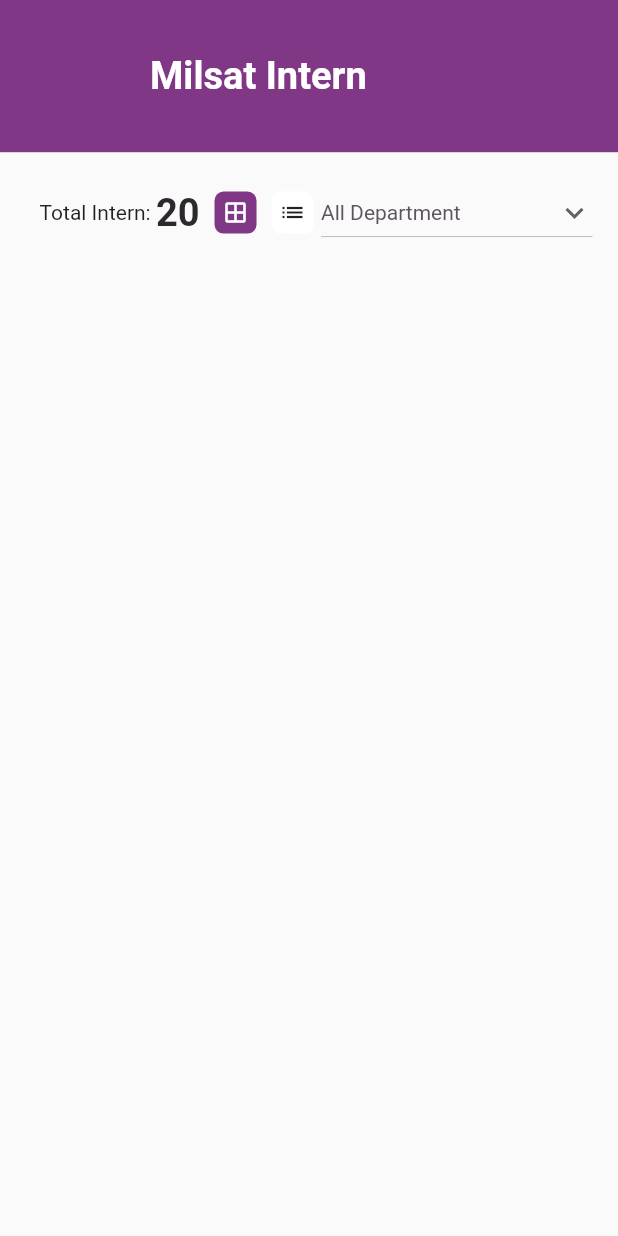
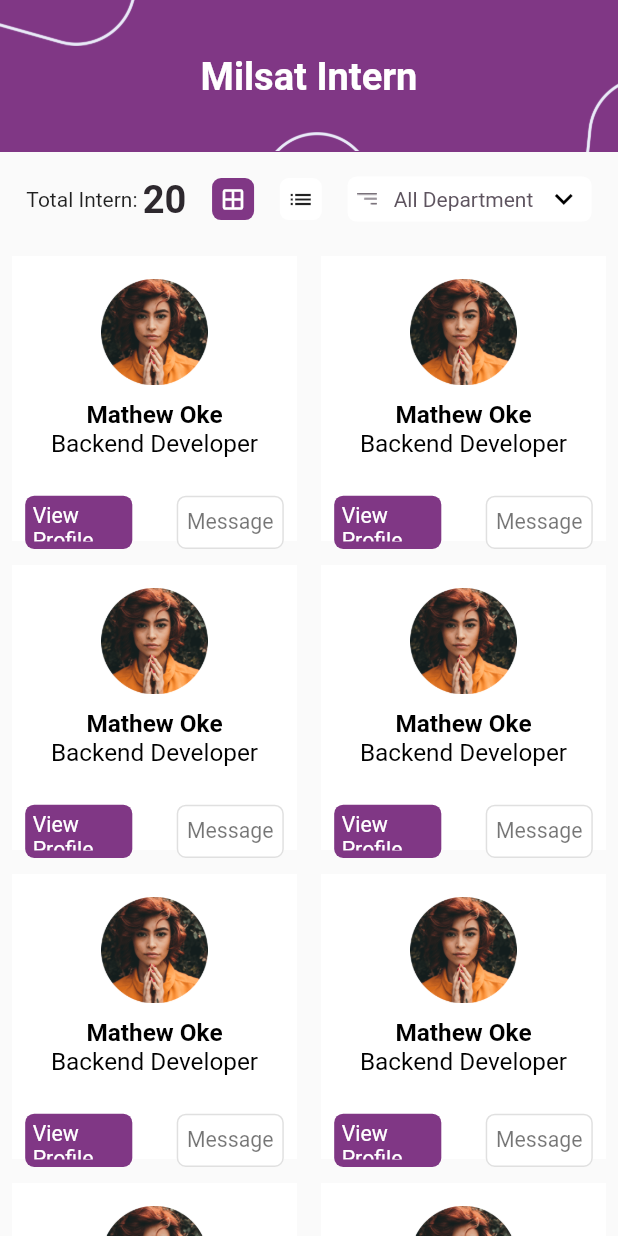
Before and after one commit to chris-netizen/milsat_intern_management_app, a Flutter app: the Interns screen opened directly, on a phone screen of 412 x 824 dp. Run offline on Flutter 3.47's test engine with Material 2 defaults, Android fonts, the phone set to English and light mode, and no system bars; our stand-ins replace faker, flutter_screenutil, fluttericon, gap, jiffy; Roboto replaces fonts that are missing (RaleWay, Raleway).

Commit message:
new_update

```diff
--- a/lib/extras/dropdownmenu.dart
+++ b/lib/extras/dropdownmenu.dart
@@ -1,5 +1,5 @@
 import 'package:flutter/material.dart';
-import 'package:milsat_management_app/screens/Interns/interns.dart';
+import 'package:milsat_management_app/files.dart';
 
 class DropdownButtonExample extends StatefulWidget {
   const DropdownButtonExample({super.key});
@@ -13,13 +13,34 @@ class _DropdownButtonExampleState extends State<DropdownButtonExample> {
 
   @override
   Widget build(BuildContext context) {
-    return DropdownButton<String>(
+    return Container(
+      height: 30,
+      padding: EdgeInsets.symmetric(
+        horizontal: 6.w,
+      ),
+      decoration: BoxDecoration(
+        color: AppTheme.mainAppTheme,
+        borderRadius: BorderRadius.circular(6),
+      ),
+      child: Row(
+        children: [
+          Image.asset(
+            'assets/menu_image.png',
+            width: 12.w,
+          ),
+          Gap(10.w),
+          DropdownButtonHideUnderline(
+            child: DropdownButton<String>(
               value: dropdownValue,
-      icon: const Icon(Icons.keyboard_arrow_down),
+              icon: const Icon(
+                Icons.keyboard_arrow_down,
+                color: Color(0xFF000000),
+              ),
               style: const TextStyle(
                 color: Color(0xFF5E545F),
               ),
-      elevation: 10,
+              elevation: 16,
+              borderRadius: BorderRadius.circular(5),
               onChanged: (String? value) {
                 // This is called when the user selects an item.
                 setState(() {
@@ -32,6 +53,10 @@ class _DropdownButtonExampleState extends State<DropdownButtonExample> {
                   child: Text(value),
                 );
               }).toList(),
+            ),
+          ),
+        ],
+      ),
     );
   }
 }
--- a/lib/extras/milsat_intern.dart
+++ b/lib/extras/milsat_intern.dart
@@ -12,11 +12,38 @@ class MilsatIntern extends StatelessWidget {
         Container(
           color: AppTheme.deepPurpleColor,
           height: 100.h,
+          child: Center(
+            child: Text(
+              'Milsat Intern',
+              style: internBoldTextStyle,
+            ),
+          ),
         ),
         Positioned(
-          left: 100,
-          top: 35,
-          child: Text('Milsat Intern', style: internBoldTextStyle),
+          child: Image.asset(
+            'assets/interndesign1.png',
+            // color: const Color(0xFFE9EBF8),
+            height: 30.h,
+          ),
+        ),
+        Positioned(
+          left: 110.w,
+          top: 78.h,
+          child: Image.asset(
+            'assets/inernmiddle.png',
+            // color: const Color(0xFFE9EBF8),
+            height: 30.h,
+            width: 150.w,
+          ),
+        ),
+        Positioned(
+          left: 350.w,
+          top: 50.h,
+          child: Image.asset(
+            'assets/internlast.png',
+            // color: const Color(0xFFE9EBF8),
+            height: 50.h,
+          ),
         ),
       ],
     );
--- /dev/null
+++ b/lib/extras/reusable_botton.dart
@@ -0,0 +1,41 @@
+import 'package:milsat_management_app/files.dart';
+
+class ReusableButton extends StatelessWidget {
+  const ReusableButton({
+    super.key,
+    required this.color,
+    required this.text,
+    required this.width,
+    required this.color2,
+    this.border,
+  });
+  final Color color;
+  final Color color2;
+  final String text;
+  final double width;
+  final Border? border;
+
+  @override
+  Widget build(BuildContext context) {
+    return Container(
+      padding: const EdgeInsets.all(5),
+      height: 35.h,
+      width: width,
+      decoration: BoxDecoration(
+        color: color,
+        borderRadius: BorderRadius.circular(6),
+        border: border,
+      ),
+      child: Center(
+        child: Text(
+          text,
+          style: TextStyle(
+            color: color2,
+            fontFamily: 'Raleway',
+            fontSize: 14.sp,
+          ),
+        ),
+      ),
+    );
+  }
+}
--- a/lib/main.dart
+++ b/lib/main.dart
@@ -26,7 +26,7 @@ class MyApp extends StatelessWidget {
           debugShowCheckedModeBanner: false,
           title: 'Flutter Demo',
           theme: ThemeData(
-            primarySwatch: Colors.purple,
+            primarySwatch: Colors.grey,
           ),
           home: const SplashScreen(),
           navigatorKey: AppNavigator.navKey,
--- /dev/null
+++ b/lib/screens/Interns/intern_card.dart
@@ -0,0 +1,71 @@
+import 'dart:ui';
+
+import 'package:flutter/material.dart';
+import 'package:milsat_management_app/extras/reusable_botton.dart';
+import 'package:milsat_management_app/files.dart';
+
+class InternCard extends StatelessWidget {
+  const InternCard({super.key});
+
+  @override
+  Widget build(BuildContext context) {
+    return Container(
+      padding: EdgeInsets.only(left: 8.w, right: 8.w),
+      margin: const EdgeInsets.all(8),
+      width: 160.w,
+      color: AppTheme.mainAppTheme,
+      child: Column(
+        crossAxisAlignment: CrossAxisAlignment.center,
+        children: [
+          Column(
+            children: [
+              Gap(15.h),
+              Image.asset(
+                'assets/woman_picture.png',
+                width: 70.h,
+              ),
+              Gap(10.h),
+              Text(
+                'Mathew Oke',
+                style: TextStyle(
+                  color: const Color(0xFF000000),
+                  fontSize: 16.sp,
+                  fontFamily: 'Raleway',
+                  fontWeight: FontWeight.w600,
+                ),
+              ),
+              Text(
+                'Backend Developer',
+                style: TextStyle(
+                  color: const Color(0xFF000000),
+                  fontSize: 16.sp,
+                  fontFamily: 'Raleway',
+                  fontWeight: FontWeight.w400,
+                ),
+              ),
+              Gap(25.h),
+            ],
+          ),
+          Row(
+            mainAxisAlignment: MainAxisAlignment.spaceBetween,
+            children: [
+              ReusableButton(
+                color: AppTheme.deepPurpleColor,
+                text: 'View Profile',
+                width: 65.w,
+                color2: AppTheme.mainAppTheme,
+              ),
+              ReusableButton(
+                color: AppTheme.mainAppTheme,
+                text: 'Message',
+                width: 65.w,
+                color2: Colors.black54,
+                border: Border.all(color: Colors.black12),
+              ),
+            ],
+          ),
+        ],
+      ),
+    );
+  }
+}
--- a/lib/screens/Interns/interns.dart
+++ b/lib/screens/Interns/interns.dart
@@ -2,14 +2,17 @@
 
 import 'package:flutter/material.dart';
 import 'package:milsat_management_app/extras/dropdownmenu.dart';
+import 'package:milsat_management_app/screens/Interns/intern_card.dart';
 import 'package:milsat_management_app/extras/milsat_intern.dart';
 import 'package:milsat_management_app/files.dart';
 
 const List<String> list = <String>[
   'All Department',
   'UI/UX',
-  'Software Development',
-  'Community Development'
+  'Web Dev.',
+  'Mobile Dev.',
+  'Community Dev.',
+  'Backend Dev.'
 ];
 
 class Interns extends StatefulWidget {
@@ -30,10 +33,14 @@ class _InternsState extends State<Interns> {
           Padding(
             padding: EdgeInsets.only(
               top: 16.h,
-              left: 24.w,
-              right: 24.w,
+              left: 16.w,
+              right: 16.w,
             ),
             child: Column(
+              crossAxisAlignment: CrossAxisAlignment.start,
+              children: [
+                Row(
+                  mainAxisAlignment: MainAxisAlignment.spaceBetween,
                   children: [
                     Row(
                       children: [
@@ -42,8 +49,11 @@ class _InternsState extends State<Interns> {
                           '$numInterns',
                           style: numericStyle,
                         ),
-                    const Gap(10),
-                    Container(
+                      ],
+                    ),
+                    GestureDetector(
+                      onTap: () {},
+                      child: Container(
                         decoration: BoxDecoration(
                             color: AppTheme.deepPurpleColor,
                             borderRadius: BorderRadius.circular(6)),
@@ -54,8 +64,10 @@ class _InternsState extends State<Interns> {
                           color: AppTheme.mainAppTheme,
                         ),
                       ),
-                    const Gap(10),
-                    Container(
+                    ),
+                    GestureDetector(
+                      onTap: () {},
+                      child: Container(
                         decoration: BoxDecoration(
                           color: AppTheme.mainAppTheme,
                           borderRadius: BorderRadius.circular(6),
@@ -67,13 +79,23 @@ class _InternsState extends State<Interns> {
                           // color: AppTheme.mainAppTheme,
                         ),
                       ),
-                    Gap(5),
+                    ),
                     const DropdownButtonExample(),
                   ],
                 ),
+                const Gap(15),
               ],
             ),
-          )
+          ),
+          Expanded(
+              child: GridView.builder(
+            itemCount: 17,
+            gridDelegate: const SliverGridDelegateWithFixedCrossAxisCount(
+                crossAxisCount: 2),
+            itemBuilder: (context, index) {
+              return const InternCard();
+            },
+          )),
         ],
       ),
     );
--- a/pubspec.yaml
+++ b/pubspec.yaml
@@ -34,9 +34,11 @@ dependencies:
   flutter:
     sdk: flutter
   flutter_screenutil: ^5.5.4
+  flutter_svg: ^0.17.1
   fluttericon: ^2.0.0
   gap: ^2.0.0
   jiffy: ^5.0.0
+  provider: ^6.0.5
   screen_utils: ^0.0.1
 
 dev_dependencies:
```
Also changed, not shown: assets/AssignedMentor.svg (added), assets/Profile Header.png (added), assets/Profile Header.svg (added), assets/menu_image.png (added), assets/woman_picture.png (added), pubspec.lock. Lines whose indentation alone changed are shown as unchanged.
